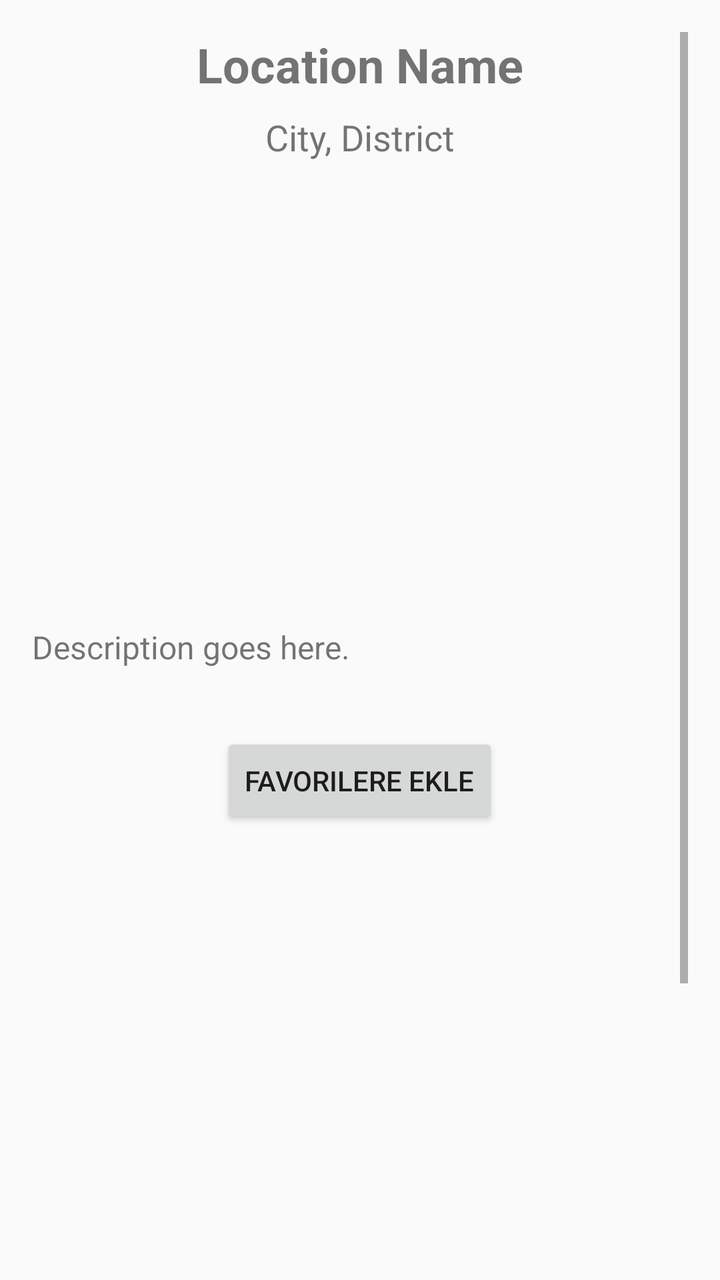
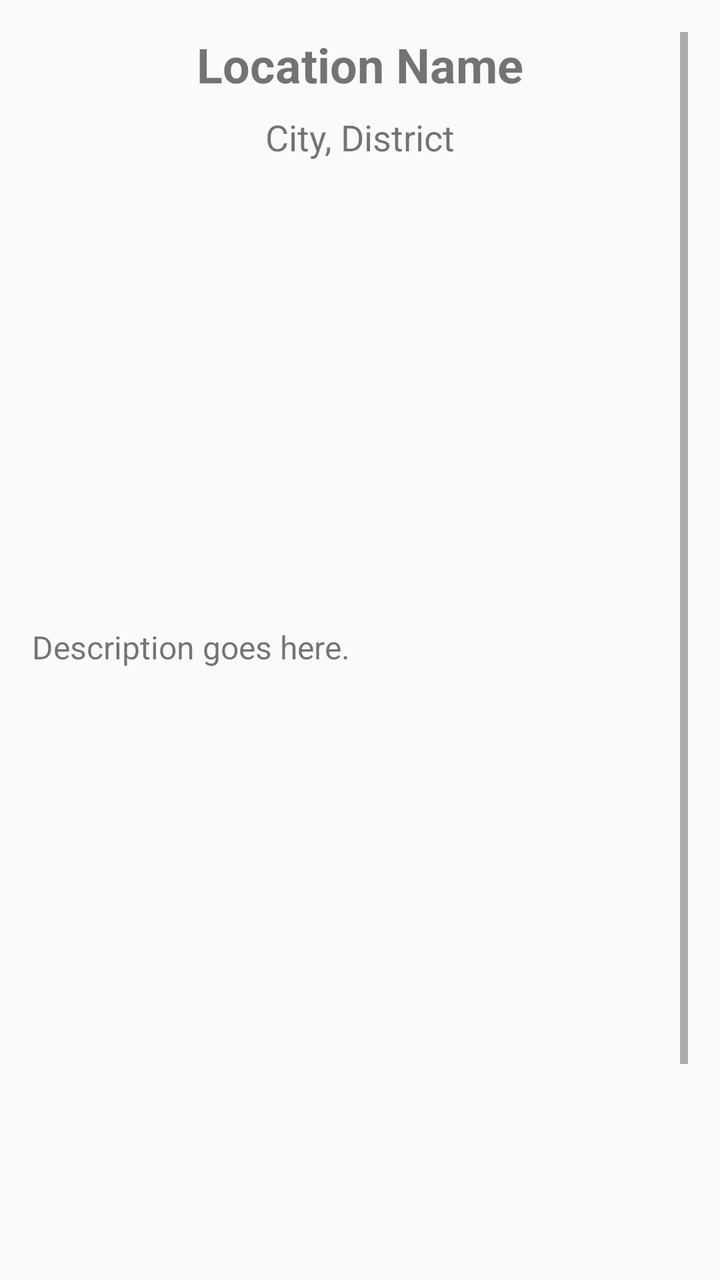

The first picture is an Android layout as it rendered before a commit; the second is the same layout after the commit. The layout source and the unified diff follow.
<!-- AndroidManifest.xml: activity theme Theme.TravelAppBir -->
<!-- res/layout/activity_location_detail.xml -->
<ScrollView
    xmlns:android="http://schemas.android.com/apk/res/android"
    xmlns:app="http://schemas.android.com/apk/res-auto"
    android:layout_width="match_parent"
    android:layout_height="match_parent"
    android:padding="16dp">

    <LinearLayout
        android:layout_width="match_parent"
        android:layout_height="wrap_content"
        android:orientation="vertical">

        
        <TextView
            android:id="@+id/tvDetailTitle"
            android:layout_width="match_parent"
            android:layout_height="wrap_content"
            android:text="Location Name"
            android:textSize="24sp"
            android:textStyle="bold"
            android:paddingBottom="8dp"
            android:gravity="center_horizontal" />

        
        <TextView
            android:id="@+id/tvDetailCityDistrict"
            android:layout_width="match_parent"
            android:layout_height="wrap_content"
            android:text="City, District"
            android:textSize="18sp"
            android:gravity="center_horizontal"
            android:paddingBottom="16dp" />

        
        <androidx.viewpager2.widget.ViewPager2
            android:id="@+id/galleryViewPager"
            android:layout_width="match_parent"
            android:layout_height="200dp"
            android:layout_marginBottom="16dp" />

        
        <TextView
            android:id="@+id/tvDetailDescription"
            android:layout_width="match_parent"
            android:layout_height="wrap_content"
            android:text="Description goes here."
            android:textSize="16sp"
            android:paddingBottom="16dp" />

        
        <Button
            android:id="@+id/btnFavorite"
            android:layout_width="wrap_content"
            android:layout_height="wrap_content"
            android:text="Favorilere Ekle"
            android:layout_marginTop="16dp"
            android:layout_gravity="center_horizontal" />

        
        <FrameLayout
            android:id="@+id/mapFragment"
            android:layout_width="match_parent"
            android:layout_height="300dp"
            android:layout_marginTop="16dp" />

        <com.google.android.material.floatingactionbutton.FloatingActionButton
            android:id="@+id/fabDirections"
            android:layout_width="wrap_content"
            android:layout_height="wrap_content"
            android:layout_gravity="end|bottom"
            android:layout_margin="16dp"
            android:contentDescription="Get Directions"
            android:src="@drawable/ic_directions"
            android:tint="@android:color/white"
            app:backgroundTint="@color/purple_500" />
    </LinearLayout>
</ScrollView>
<!-- resources referenced by this layout -->
<resources>
  <color name="purple_500">#FF6200EE</color>
  <!-- drawable ic_directions (drawable) -->
  <vector xmlns:android="http://schemas.android.com/apk/res/android" android:height="24dp" android:tint="#000000" android:viewportHeight="24" android:viewportWidth="24" android:width="24dp">
        
      <path android:fillColor="@android:color/white" android:pathData="M19,15.18V7c0,-2.21 -1.79,-4 -4,-4s-4,1.79 -4,4v10c0,1.1 -0.9,2 -2,2s-2,-0.9 -2,-2V8.82C8.16,8.4 9,7.3 9,6c0,-1.66 -1.34,-3 -3,-3S3,4.34 3,6c0,1.3 0.84,2.4 2,2.82V17c0,2.21 1.79,4 4,4s4,-1.79 4,-4V7c0,-1.1 0.9,-2 2,-2s2,0.9 2,2v8.18c-1.16,0.41 -2,1.51 -2,2.82c0,1.66 1.34,3 3,3s3,-1.34 3,-3C21,16.7 20.16,15.6 19,15.18z"/>
      
  </vector>
  <style name="Theme.TravelAppBir" parent="Theme.AppCompat.Light.DarkActionBar">
          
      </style>
</resources>

<!-- the commit's change to res/layout/activity_location_detail.xml (unified diff, before → after) -->
@@ -48,15 +48,6 @@
             android:paddingBottom="16dp" />
 
         
-        <Button
-            android:id="@+id/btnFavorite"
-            android:layout_width="wrap_content"
-            android:layout_height="wrap_content"
-            android:text="Favorilere Ekle"
-            android:layout_marginTop="16dp"
-            android:layout_gravity="center_horizontal" />
-
-        
         <FrameLayout
             android:id="@+id/mapFragment"
             android:layout_width="match_parent"
